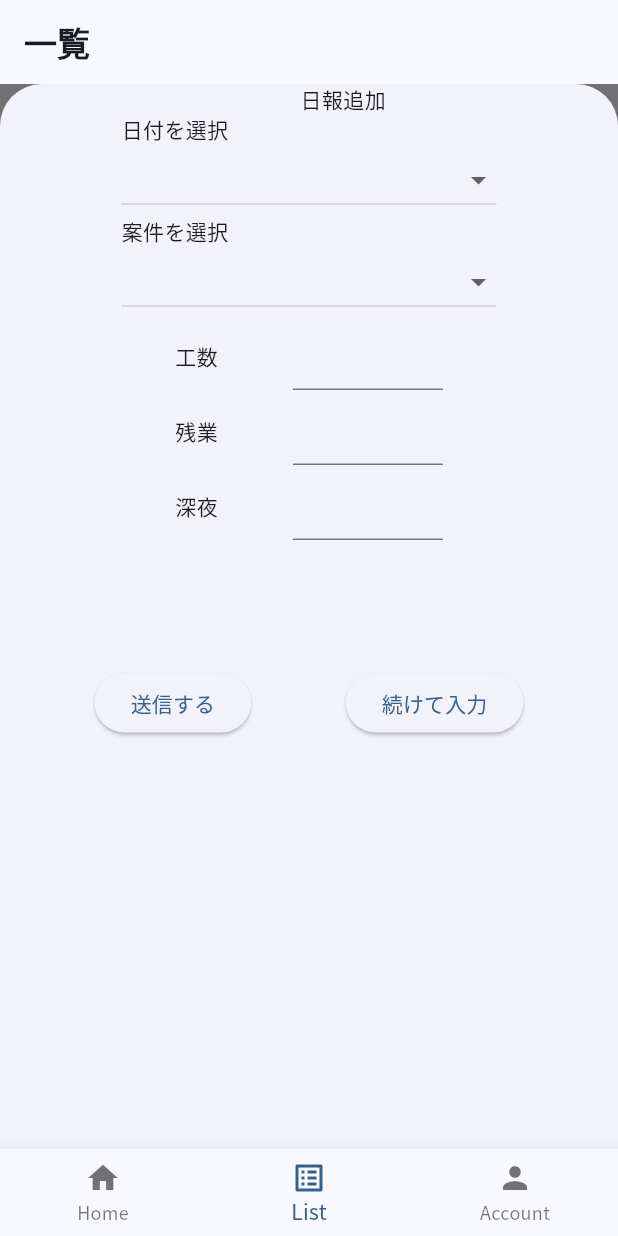
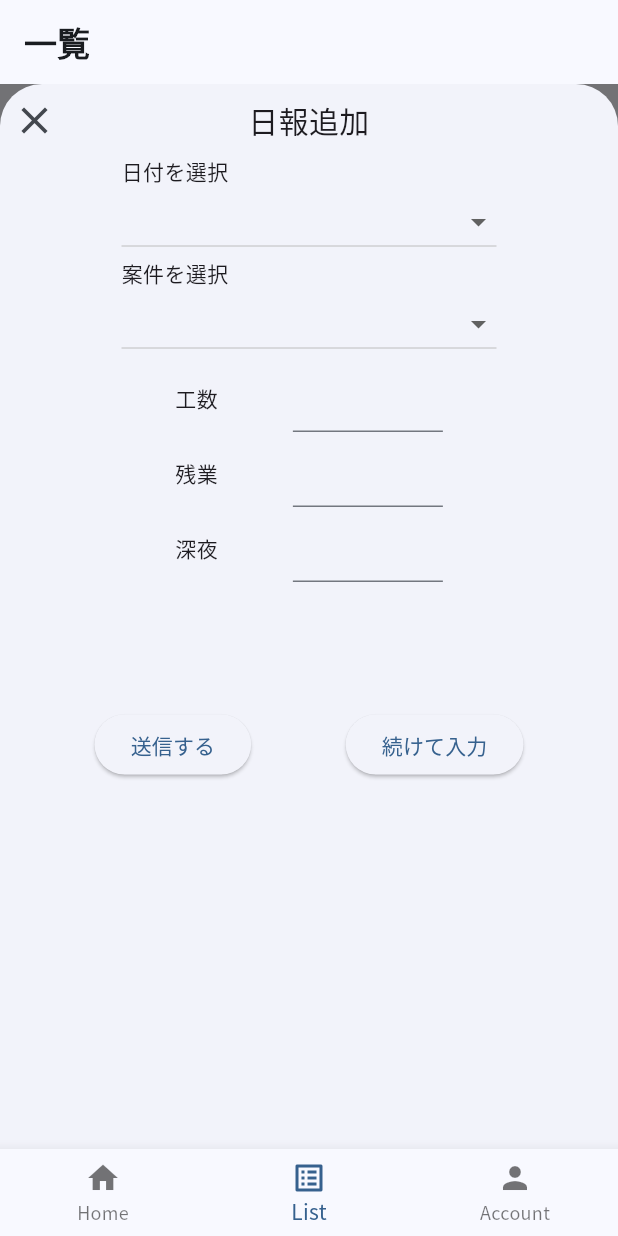
Before and after one commit to arashidani/diary_report_sample, a Flutter app: the TableView screen opened by its route, after a tap on the "add" icon, on a phone screen of 412 x 824 dp. Run offline on Flutter 3.47's test engine with Material 3 defaults, Android fonts, the phone set to English and light mode, and no system bars; our stand-ins replace cloud_firestore, firebase_core, flutter_riverpod, freezed_annotation, go_router, google_fonts and 1 more; accounts and stored records are empty.

Commit message:
一覧画面にもどるためのアイコンボタンを追加した

```diff
--- a/lib/features/app/table_view.dart
+++ b/lib/features/app/table_view.dart
@@ -245,14 +245,27 @@ void _showModal(BuildContext context, double _deviceHeight) {
           children: <Widget>[
             Row(
               children: [
-                Expanded(flex: 1, child: Container()),
+                Expanded(
+                  flex: 1,
+                  child: IconButton(
+                    onPressed: () {
+                      Navigator.pop(context);
+                    },
+                    icon: Icon(
+                      Icons.clear,
+                      size: 30,
+                    ),
+                  ),
+                ),
                 Expanded(
                   flex: 8,
                   child: Text(
                     '日報追加',
+                    style: TextStyle(fontSize: 20),
                     textAlign: TextAlign.center,
                   ),
                 ),
+                Expanded(flex: 1, child: Container()),
               ],
             ),
             Column(
```
